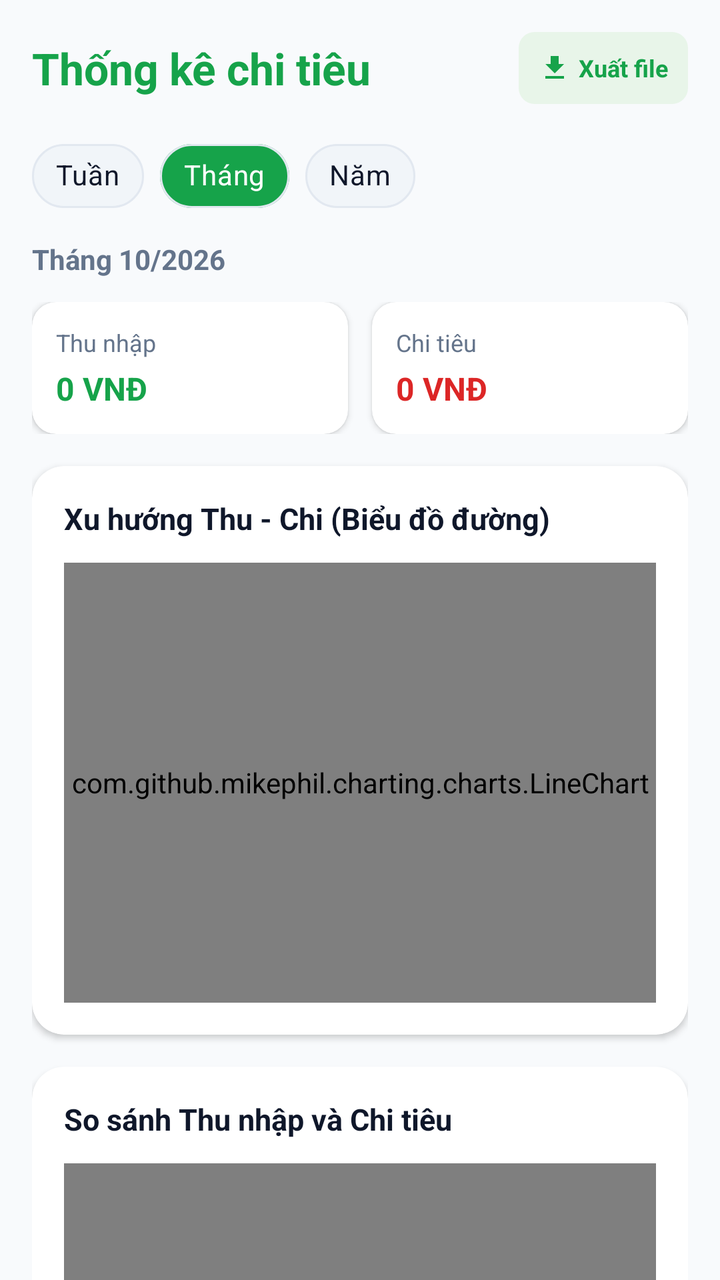
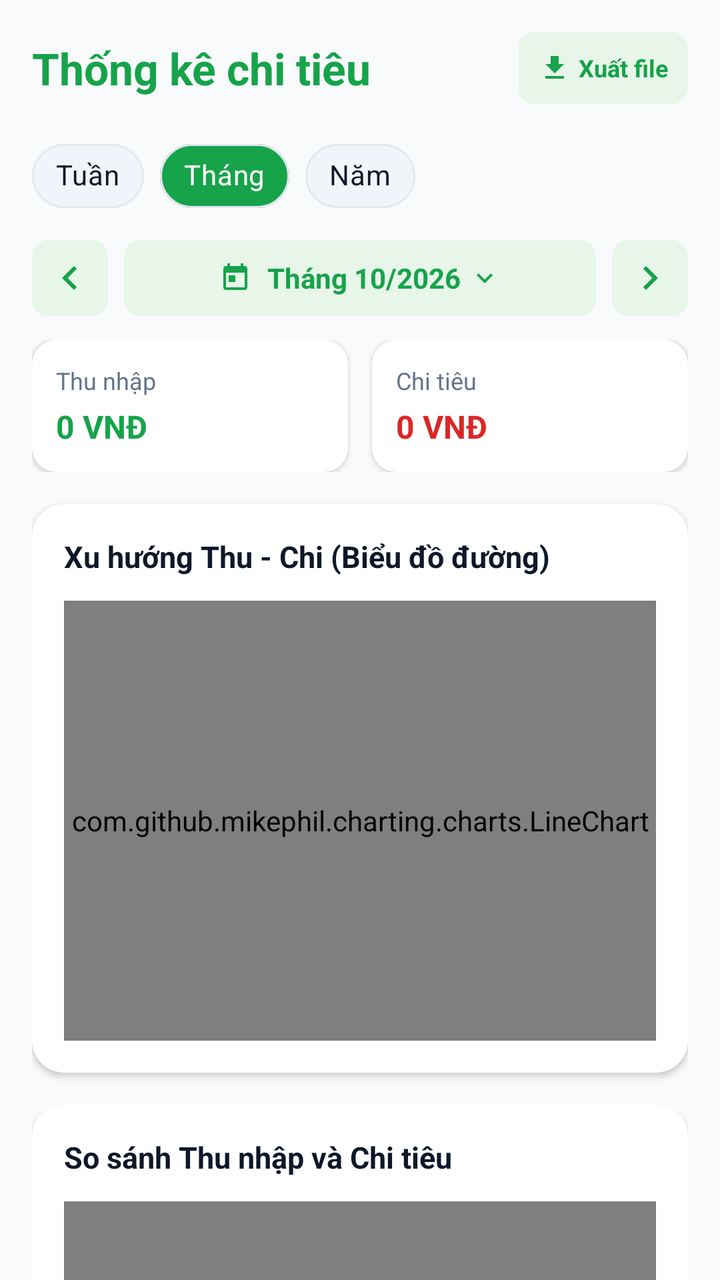

Compare the two renders of this Android layout. The source of the first and the diff that turns it into the second are given below.
<!-- AndroidManifest.xml: application theme Theme.QuanLyChiTieu -->
<!-- res/layout/fragment_statistics.xml -->
<?xml version="1.0" encoding="utf-8"?>
<androidx.core.widget.NestedScrollView xmlns:android="http://schemas.android.com/apk/res/android"
    xmlns:app="http://schemas.android.com/apk/res-auto"
    android:layout_width="match_parent"
    android:layout_height="match_parent"
    android:background="@color/bg_light"
    android:fillViewport="true">

    <LinearLayout
        android:layout_width="match_parent"
        android:layout_height="wrap_content"
        android:orientation="vertical"
        android:padding="16dp">

        
        <LinearLayout
            android:layout_width="match_parent"
            android:layout_height="wrap_content"
            android:gravity="center_vertical"
            android:orientation="horizontal">

            <TextView
                android:layout_width="0dp"
                android:layout_height="wrap_content"
                android:layout_weight="1"
                android:text="@string/statistics_title"
                android:textColor="?attr/colorPrimary"
                android:textSize="22sp"
                android:textStyle="bold" />

            <LinearLayout
                android:id="@+id/btn_export_report"
                android:layout_width="wrap_content"
                android:layout_height="36dp"
                android:background="@drawable/bg_badge_income"
                android:clickable="true"
                android:focusable="true"
                android:gravity="center_vertical"
                android:orientation="horizontal"
                android:paddingHorizontal="10dp">

                <ImageView
                    android:layout_width="16dp"
                    android:layout_height="16dp"
                    android:src="@drawable/ic_export" />

                <TextView
                    android:layout_width="wrap_content"
                    android:layout_height="wrap_content"
                    android:layout_marginStart="4dp"
                    android:text="Xuất file"
                    android:textColor="?attr/colorPrimary"
                    android:textSize="12sp"
                    android:textStyle="bold" />
            </LinearLayout>
        </LinearLayout>

        
        <com.google.android.material.chip.ChipGroup
            android:id="@+id/chip_group_time"
            android:layout_width="match_parent"
            android:layout_height="wrap_content"
            android:layout_marginTop="12dp"
            app:singleSelection="true">

            <com.google.android.material.chip.Chip
                android:id="@+id/chip_week"
                style="@style/CustomChipStyle"
                android:layout_width="wrap_content"
                android:layout_height="wrap_content"
                android:text="@string/tab_week" />

            <com.google.android.material.chip.Chip
                android:id="@+id/chip_month"
                style="@style/CustomChipStyle"
                android:layout_width="wrap_content"
                android:layout_height="wrap_content"
                android:checked="true"
                android:text="@string/tab_month" />

            <com.google.android.material.chip.Chip
                android:id="@+id/chip_year"
                style="@style/CustomChipStyle"
                android:layout_width="wrap_content"
                android:layout_height="wrap_content"
                android:text="@string/tab_year" />
        </com.google.android.material.chip.ChipGroup>

        
        <TextView
            android:id="@+id/tv_time_range_label"
            android:layout_width="wrap_content"
            android:layout_height="wrap_content"
            android:layout_marginTop="8dp"
            android:text="Tháng 10/2026"
            android:textColor="@color/text_secondary"
            android:textSize="14sp"
            android:textStyle="bold" />

        
        <LinearLayout
            android:layout_width="match_parent"
            android:layout_height="wrap_content"
            android:layout_marginTop="12dp"
            android:orientation="horizontal">

            
            <androidx.cardview.widget.CardView
                android:layout_width="0dp"
                android:layout_height="wrap_content"
                android:layout_marginEnd="6dp"
                android:layout_weight="1"
                app:cardBackgroundColor="@color/surface_white"
                app:cardCornerRadius="12dp"
                app:cardElevation="2dp">

                <LinearLayout
                    android:layout_width="match_parent"
                    android:layout_height="wrap_content"
                    android:orientation="vertical"
                    android:padding="12dp">

                    <TextView
                        android:layout_width="wrap_content"
                        android:layout_height="wrap_content"
                        android:text="@string/type_income"
                        android:textColor="@color/text_secondary"
                        android:textSize="12sp" />

                    <TextView
                        android:id="@+id/tv_stat_total_income"
                        android:layout_width="wrap_content"
                        android:layout_height="wrap_content"
                        android:layout_marginTop="4dp"
                        android:text="0 VNĐ"
                        android:textColor="@color/income_green"
                        android:textSize="16sp"
                        android:textStyle="bold" />
                </LinearLayout>
            </androidx.cardview.widget.CardView>

            
            <androidx.cardview.widget.CardView
                android:layout_width="0dp"
                android:layout_height="wrap_content"
                android:layout_marginStart="6dp"
                android:layout_weight="1"
                app:cardBackgroundColor="@color/surface_white"
                app:cardCornerRadius="12dp"
                app:cardElevation="2dp">

                <LinearLayout
                    android:layout_width="match_parent"
                    android:layout_height="wrap_content"
                    android:orientation="vertical"
                    android:padding="12dp">

                    <TextView
                        android:layout_width="wrap_content"
                        android:layout_height="wrap_content"
                        android:text="@string/type_expense"
                        android:textColor="@color/text_secondary"
                        android:textSize="12sp" />

                    <TextView
                        android:id="@+id/tv_stat_total_expense"
                        android:layout_width="wrap_content"
                        android:layout_height="wrap_content"
                        android:layout_marginTop="4dp"
                        android:text="0 VNĐ"
                        android:textColor="@color/expense_red"
                        android:textSize="16sp"
                        android:textStyle="bold" />
                </LinearLayout>
            </androidx.cardview.widget.CardView>
        </LinearLayout>

        
        <LinearLayout
            android:id="@+id/layout_no_stat_data"
            android:layout_width="match_parent"
            android:layout_height="wrap_content"
            android:layout_marginTop="32dp"
            android:gravity="center"
            android:orientation="vertical"
            android:visibility="gone">

            <ImageView
                android:layout_width="56dp"
                android:layout_height="56dp"
                android:alpha="0.4"
                android:src="@drawable/ic_nav_statistics" />

            <TextView
                android:layout_width="wrap_content"
                android:layout_height="wrap_content"
                android:layout_marginTop="10dp"
                android:text="@string/no_data_statistics"
                android:textColor="@color/text_secondary"
                android:textSize="14sp" />
        </LinearLayout>

        
        <LinearLayout
            android:id="@+id/layout_stat_charts"
            android:layout_width="match_parent"
            android:layout_height="wrap_content"
            android:orientation="vertical">

            
            <androidx.cardview.widget.CardView
                android:layout_width="match_parent"
                android:layout_height="wrap_content"
                android:layout_marginTop="16dp"
                app:cardBackgroundColor="@color/surface_white"
                app:cardCornerRadius="16dp"
                app:cardElevation="2dp">

                <LinearLayout
                    android:layout_width="match_parent"
                    android:layout_height="wrap_content"
                    android:orientation="vertical"
                    android:padding="16dp">

                    <TextView
                        android:layout_width="wrap_content"
                        android:layout_height="wrap_content"
                        android:text="Xu hướng Thu - Chi (Biểu đồ đường)"
                        android:textColor="@color/text_primary"
                        android:textSize="15sp"
                        android:textStyle="bold" />

                    <com.github.mikephil.charting.charts.LineChart
                        android:id="@+id/chart_line_trend"
                        android:layout_width="match_parent"
                        android:layout_height="220dp"
                        android:layout_marginTop="12dp" />
                </LinearLayout>
            </androidx.cardview.widget.CardView>

            
            <androidx.cardview.widget.CardView
                android:layout_width="match_parent"
                android:layout_height="wrap_content"
                android:layout_marginTop="16dp"
                app:cardBackgroundColor="@color/surface_white"
                app:cardCornerRadius="16dp"
                app:cardElevation="2dp">

                <LinearLayout
                    android:layout_width="match_parent"
                    android:layout_height="wrap_content"
                    android:orientation="vertical"
                    android:padding="16dp">

                    <TextView
                        android:layout_width="wrap_content"
                        android:layout_height="wrap_content"
                        android:text="@string/chart_bar_title"
                        android:textColor="@color/text_primary"
                        android:textSize="15sp"
                        android:textStyle="bold" />

                    <com.github.mikephil.charting.charts.BarChart
                        android:id="@+id/chart_bar_income_expense"
                        android:layout_width="match_parent"
                        android:layout_height="220dp"
                        android:layout_marginTop="12dp" />
                </LinearLayout>
            </androidx.cardview.widget.CardView>

            
            <androidx.cardview.widget.CardView
                android:layout_width="match_parent"
                android:layout_height="wrap_content"
                android:layout_marginTop="16dp"
                app:cardBackgroundColor="@color/surface_white"
                app:cardCornerRadius="16dp"
                app:cardElevation="2dp">

                <LinearLayout
                    android:layout_width="match_parent"
                    android:layout_height="wrap_content"
                    android:orientation="vertical"
                    android:padding="16dp">

                    <TextView
                        android:layout_width="wrap_content"
                        android:layout_height="wrap_content"
                        android:text="@string/chart_pie_title"
                        android:textColor="@color/text_primary"
                        android:textSize="15sp"
                        android:textStyle="bold" />

                    <com.github.mikephil.charting.charts.PieChart
                        android:id="@+id/chart_pie_category"
                        android:layout_width="match_parent"
                        android:layout_height="260dp"
                        android:layout_marginTop="12dp" />
                </LinearLayout>
            </androidx.cardview.widget.CardView>

            
            <TextView
                android:layout_width="wrap_content"
                android:layout_height="wrap_content"
                android:layout_marginTop="20dp"
                android:text="@string/category_breakdown"
                android:textColor="@color/text_primary"
                android:textSize="16sp"
                android:textStyle="bold" />

            <androidx.recyclerview.widget.RecyclerView
                android:id="@+id/rv_category_breakdown"
                android:layout_width="match_parent"
                android:layout_height="wrap_content"
                android:layout_marginTop="8dp"
                android:nestedScrollingEnabled="false" />

        </LinearLayout>

    </LinearLayout>
</androidx.core.widget.NestedScrollView>
<!-- resources referenced by this layout -->
<resources>
  <color name="bg_light">#F8FAFC</color>
  <color name="expense_red">#DC2626</color>
  <color name="income_green">#16A34A</color>
  <color name="surface_white">#FFFFFF</color>
  <color name="text_primary">#0F172A</color>
  <color name="text_secondary">#64748B</color>
  <!-- drawable bg_badge_income (drawable) -->
  <?xml version="1.0" encoding="utf-8"?>
  <shape xmlns:android="http://schemas.android.com/apk/res/android">
      <solid android:color="@color/income_green_bg" />
      <corners android:radius="8dp" />
  </shape>
  <!-- drawable ic_export (drawable) -->
  <vector xmlns:android="http://schemas.android.com/apk/res/android"
      android:width="24dp"
      android:height="24dp"
      android:viewportWidth="24"
      android:viewportHeight="24">
      <path
          android:fillColor="@color/primary"
          android:pathData="M19,9h-4V3H9v6H5l7,7 7,-7zM5,18v2h14v-2H5z"/>
  </vector>
  <!-- drawable ic_nav_statistics (drawable) -->
  <vector xmlns:android="http://schemas.android.com/apk/res/android"
      android:width="24dp"
      android:height="24dp"
      android:viewportWidth="24"
      android:viewportHeight="24">
      <path
          android:fillColor="@color/primary"
          android:pathData="M19,3H5C3.9,3 3,3.9 3,5v14c0,1.1 0.9,2 2,2h14c1.1,0 2,-0.9 2,-2V5C21,3.9 20.1,3 19,3zM9,17H7v-7h2V17zM13,17h-2V7h2V17zM17,17h-2v-4h2V17z"/>
  </vector>
  <string name="category_breakdown">Chi tiết theo danh mục</string>
  <string name="chart_bar_title">So sánh Thu nhập và Chi tiêu</string>
  <string name="chart_pie_title">Tỷ trọng chi tiêu theo danh mục</string>
  <string name="no_data_statistics">Chưa có dữ liệu giao dịch trong khoảng thời gian này.</string>
  <string name="statistics_title">Thống kê chi tiêu</string>
  <string name="tab_month">Tháng</string>
  <string name="tab_week">Tuần</string>
  <string name="tab_year">Năm</string>
  <string name="type_expense">Chi tiêu</string>
  <string name="type_income">Thu nhập</string>
  <color name="income_green_bg">#E8F5E9</color>
  <color name="primary">#16A34A</color>
  <color name="primary_dark">#15803D</color>
  <color name="text_white">#FFFFFF</color>
  <color name="primary_variant">#22C55E</color>
  <!-- unchanged entries left out for length: 2 -->
</resources>

<!-- the commit's change to res/layout/fragment_statistics.xml (unified diff, before → after) -->
@@ -87,15 +87,90 @@
         </com.google.android.material.chip.ChipGroup>
 
         
-        <TextView
-            android:id="@+id/tv_time_range_label"
-            android:layout_width="wrap_content"
+        <LinearLayout
+            android:layout_width="match_parent"
             android:layout_height="wrap_content"
             android:layout_marginTop="8dp"
-            android:text="Tháng 10/2026"
-            android:textColor="@color/text_secondary"
-            android:textSize="14sp"
-            android:textStyle="bold" />
+            android:gravity="center_vertical"
+            android:orientation="horizontal">
+
+            <ImageButton
+                android:id="@+id/btn_prev_stat_time"
+                android:layout_width="38dp"
+                android:layout_height="38dp"
+                android:background="@drawable/bg_badge_income"
+                android:src="@drawable/ic_chevron_left"
+                app:tint="?attr/colorPrimary"
+                android:contentDescription="Khoảng trước" />
+
+            <LinearLayout
+                android:id="@+id/layout_select_stat_time"
+                android:layout_width="0dp"
+                android:layout_height="38dp"
+                android:layout_weight="1"
+                android:layout_marginHorizontal="8dp"
+                android:background="@drawable/bg_badge_income"
+                android:clickable="true"
+                android:focusable="true"
+                android:gravity="center"
+                android:orientation="horizontal"
+                android:paddingHorizontal="12dp">
+
+                <ImageView
+                    android:layout_width="16dp"
+                    android:layout_height="16dp"
+                    android:src="@drawable/ic_calendar"
+                    app:tint="?attr/colorPrimary" />
+
+                <TextView
+                    android:id="@+id/tv_time_range_label"
+                    android:layout_width="wrap_content"
+                    android:layout_height="wrap_content"
+                    android:layout_marginStart="8dp"
+                    android:text="Tháng 10/2026"
+                    android:textColor="?attr/colorPrimary"
+                    android:textSize="14sp"
+                    android:textStyle="bold" />
+
+                <ImageView
+                    android:layout_width="16dp"
+                    android:layout_height="16dp"
+                    android:layout_marginStart="4dp"
+                    android:src="@drawable/ic_expand_more"
+                    app:tint="?attr/colorPrimary" />
+            </LinearLayout>
+
+            <ImageButton
+                android:id="@+id/btn_next_stat_time"
+                android:layout_width="38dp"
+                android:layout_height="38dp"
+                android:background="@drawable/bg_badge_income"
+                android:src="@drawable/ic_chevron_right"
+                app:tint="?attr/colorPrimary"
+                android:contentDescription="Khoảng sau" />
+        </LinearLayout>
+
+        
+        <LinearLayout
+            android:id="@+id/layout_stat_comparison"
+            android:layout_width="match_parent"
+            android:layout_height="wrap_content"
+            android:layout_marginTop="8dp"
+            android:background="@drawable/bg_rounded_card"
+            android:gravity="center_vertical"
+            android:orientation="horizontal"
+            android:paddingHorizontal="12dp"
+            android:paddingVertical="8dp"
+            android:visibility="gone">
+
+            <TextView
+                android:id="@+id/tv_stat_comparison_text"
+                android:layout_width="match_parent"
+                android:layout_height="wrap_content"
+                android:text="📊 So với tháng trước: Giảm 250.000 VNĐ"
+                android:textColor="@color/text_secondary"
+                android:textSize="12sp" />
+        </LinearLayout>
 
         
         <LinearLayout
<!-- resource entries referenced after the edit -->
@@ -12,6 +12,52 @@
       <solid android:color="@color/income_green_bg" />
       <corners android:radius="8dp" />
   </shape>
+  <!-- drawable bg_rounded_card (drawable) -->
+  <?xml version="1.0" encoding="utf-8"?>
+  <shape xmlns:android="http://schemas.android.com/apk/res/android">
+      <solid android:color="@color/surface_white" />
+      <corners android:radius="16dp" />
+  </shape>
+  <!-- drawable ic_calendar (drawable) -->
+  <vector xmlns:android="http://schemas.android.com/apk/res/android"
+      android:width="24dp"
+      android:height="24dp"
+      android:viewportWidth="24"
+      android:viewportHeight="24">
+      <path
+          android:fillColor="@color/text_secondary"
+          android:pathData="M19,3h-1V1h-2v2H8V1H6v2H5c-1.11,0 -1.99,0.9 -1.99,2L3,19c0,1.1 0.89,2 2,2h14c1.1,0 2,-0.9 2,-2V5c0,-1.1 -0.9,-2 -2,-2zm0,16H5V8h14v11zM7,10h5v5H7z"/>
+  </vector>
+  <!-- drawable ic_chevron_left (drawable) -->
+  <vector xmlns:android="http://schemas.android.com/apk/res/android"
+      android:width="24dp"
+      android:height="24dp"
+      android:viewportWidth="24"
+      android:viewportHeight="24">
+    <path
+        android:fillColor="#FF000000"
+        android:pathData="M15.41,7.41L14,6l-6,6 6,6 1.41,-1.41L10.83,12z"/>
+  </vector>
+  <!-- drawable ic_chevron_right (drawable) -->
+  <vector xmlns:android="http://schemas.android.com/apk/res/android"
+      android:width="24dp"
+      android:height="24dp"
+      android:viewportWidth="24"
+      android:viewportHeight="24">
+    <path
+        android:fillColor="#FF000000"
+        android:pathData="M10,6L8.59,7.41 13.17,12l-4.58,4.59L10,18l6,-6z"/>
+  </vector>
+  <!-- drawable ic_expand_more (drawable) -->
+  <vector xmlns:android="http://schemas.android.com/apk/res/android"
+      android:width="24dp"
+      android:height="24dp"
+      android:viewportWidth="24"
+      android:viewportHeight="24">
+    <path
+        android:fillColor="#FF000000"
+        android:pathData="M16.59,8.59L12,13.17 7.41,8.59 6,10l6,6 6,-6z"/>
+  </vector>
   <!-- drawable ic_export (drawable) -->
   <vector xmlns:android="http://schemas.android.com/apk/res/android"
       android:width="24dp"
